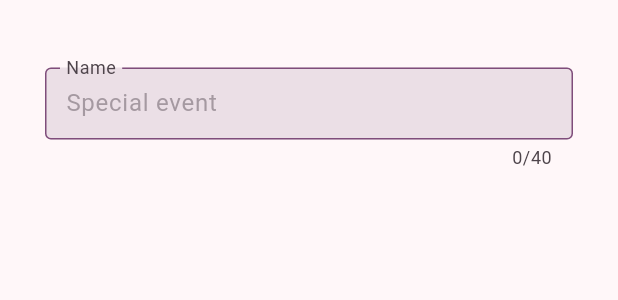
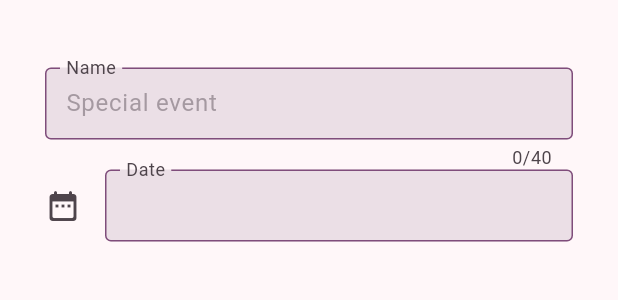
Before and after one commit to pulo0/anniversary-date-app, a Flutter app: the AddDate widget shown alone on an empty page, opened directly, on a phone screen of 412 x 824 dp. Shown: the top 300 px of the screen. Run offline on Flutter 3.47's test engine with Material 3 defaults, Android fonts, the phone set to English and light mode, and no system bars; our stand-ins replace google_fonts.

Commit message:
feat: added date picker (rough version)

```diff
--- a/lib/tools/time_calculations.dart
+++ b/lib/tools/time_calculations.dart
@@ -13,22 +13,18 @@ class TimeCalculations {
     'minutes',
     'seconds'];
 
-  // Calculated time
-  // (for displaying time in years, days, hours, minutes and seconds)
-  // (in cycle)
-  List<int> calcTimeSinceEv() {
+  List<int> calcTimeCycle() {
     final difference = time.difference(eventDate);
     return [
-      difference.inDays ~/ 365, // years
-      difference.inDays, // days
-      difference.inHours, // hours
-      difference.inMinutes, // minutes
-      difference.inSeconds, // seconds
+      difference.inDays ~/ 365,
+      difference.inDays,
+      difference.inHours,
+      difference.inMinutes,
+      difference.inSeconds,
     ];
   }
 
-  // Calculated time since some event (for full display of time)
-  List<int> calculateTimeSinceEventFixedTime() {
+  List<int> calcTimeFull() {
     final difference = time.difference(eventDate);
     return [
       difference.inDays, // days
@@ -38,21 +34,18 @@ class TimeCalculations {
     ];
   }
 
-  // Method for not concatenating a string
-  // that would be too long (cleaner code)
-  String getCalculatedTimeToString() {
+  String getCalcTimeToStr() {
     String total = '';
     int indexExcludeYear = 1;
-    for (final time in calculateTimeSinceEventFixedTime()) {
+    for (final time in calcTimeFull()) {
       total += '${time.toString()} ${timeNames[indexExcludeYear]}, ';
       indexExcludeYear++;
     }
     return total.substring(0, total.length - 2);
   }
 
-  // Method for displaying time in years, days, hours, minutes and seconds
-  String getCalculatedTimeToStringEach() {
+  String getCalcTimeToStrCycle() {
     return
-      '${calcTimeSinceEv()[perClickTimeIndex]} ${timeNames[perClickTimeIndex]}';
+      '${calcTimeCycle()[perClickTimeIndex]} ${timeNames[perClickTimeIndex]}';
   }
 }
--- a/lib/widgets/add_date.dart
+++ b/lib/widgets/add_date.dart
@@ -1,5 +1,6 @@
 import 'package:anniversary_date_app/style/app_theme.dart';
 import 'package:flutter/material.dart';
+import 'package:intl/intl.dart';
 
 class AddDate extends StatefulWidget {
   const AddDate({super.key});
@@ -11,8 +12,14 @@ class AddDate extends StatefulWidget {
 class _AddDateState extends State<AddDate> {
   final double horPadding = 30;
   final double verPadding = 45;
+  final double radius = 4;
+  final double opacity = 0.65;
+  final double allPadding = 10;
   final _nameController = TextEditingController();
-  DateTime? _selectedDateTime;
+  final _dateController = TextEditingController();
+  final DateTime dateNow = DateTime.now();
+  final DateTime dateLast = DateTime(1800);
+  DateTime? selectedDateTime;
 
   @override
   Widget build(BuildContext context) {
@@ -22,8 +29,12 @@ class _AddDateState extends State<AddDate> {
         return SingleChildScrollView(
           physics: const BouncingScrollPhysics(),
           child: Padding(
-            padding: EdgeInsets.fromLTRB(horPadding, verPadding, horPadding,
-                keyboardPlacement + verPadding),
+            padding: EdgeInsets.fromLTRB(
+              horPadding,
+              verPadding,
+              horPadding,
+              keyboardPlacement + verPadding,
+            ),
             child: Column(
               children: <Widget>[
                 TextField(
@@ -40,16 +51,38 @@ class _AddDateState extends State<AddDate> {
                         color: colorScheme.primary,
                       ),
                     ),
+                    // fillColor: Colors.transparent,
                     floatingLabelBehavior: FloatingLabelBehavior.always,
                     labelText: 'Name',
                     hintText: 'Special event',
-                    hintTextDirection: TextDirection.ltr,
                     hintStyle: TextStyle(
-                      color: colorScheme.outline.withOpacity(0.65),
+                      color: colorScheme.outline.withOpacity(opacity),
                     ),
                     filled: true,
                     // fillColor: colorScheme.onTertiary,
-                    contentPadding: const EdgeInsets.all(10),
+                    contentPadding: EdgeInsets.all(allPadding),
+                  ),
+                ),
+                TextField(
+                  controller: _dateController,
+                  onTap: () => _openDateSelector(context),
+                  readOnly: true,
+                  decoration: InputDecoration(
+                    border: OutlineInputBorder(
+                      borderRadius: BorderRadius.circular(4),
+                    ),
+                    enabledBorder: OutlineInputBorder(
+                      borderSide: BorderSide(
+                        color: colorScheme.primary,
+                      ),
+                    ),
+                    // fillColor: Colors.transparent,
+                    floatingLabelBehavior: FloatingLabelBehavior.always,
+                    labelText: 'Date',
+                    icon: const Icon(Icons.date_range_rounded),
+                    filled: true,
+                    // fillColor: colorScheme.onTertiary,
+                    contentPadding: EdgeInsets.all(allPadding),
                   ),
                 ),
               ],
@@ -59,4 +92,15 @@ class _AddDateState extends State<AddDate> {
       },
     );
   }
+
+  _openDateSelector(BuildContext context) async {
+    final newDate = await showDatePicker(
+      context: context,
+      initialDate: dateNow,
+      firstDate: dateLast,
+      lastDate: dateNow,
+    );
+    if (newDate == null) return;
+    _dateController.text = DateFormat('yyyy-MM-dd').format(newDate);
+  }
 }
--- a/lib/widgets/date_item.dart
+++ b/lib/widgets/date_item.dart
@@ -98,8 +98,8 @@ class _DateItemState extends State<DateItem> {
                   },
                   child: Text(
                     tCalc.perClickTimeIndex != tCalc.timeNames.length
-                        ? tCalc.getCalculatedTimeToStringEach()
-                        : tCalc.getCalculatedTimeToString(),
+                        ? tCalc.getCalcTimeToStrCycle()
+                        : tCalc.getCalcTimeToStr(),
                     style: TextStyle(
                       color: colorScheme.onPrimary,
                       fontSize: 30,
--- a/pubspec.yaml
+++ b/pubspec.yaml
@@ -10,6 +10,7 @@ dependencies:
   flutter:
     sdk: flutter
   google_fonts: ^6.2.1
+  intl: ^0.19.0
 
 dev_dependencies:
   flutter_test:
```
Also changed, not shown: pubspec.lock.
